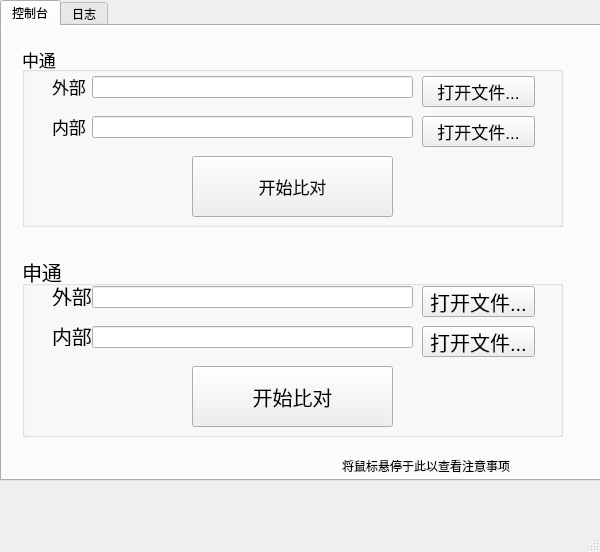
Old version of the form first.ui in the repository pangguangde/EBCS.
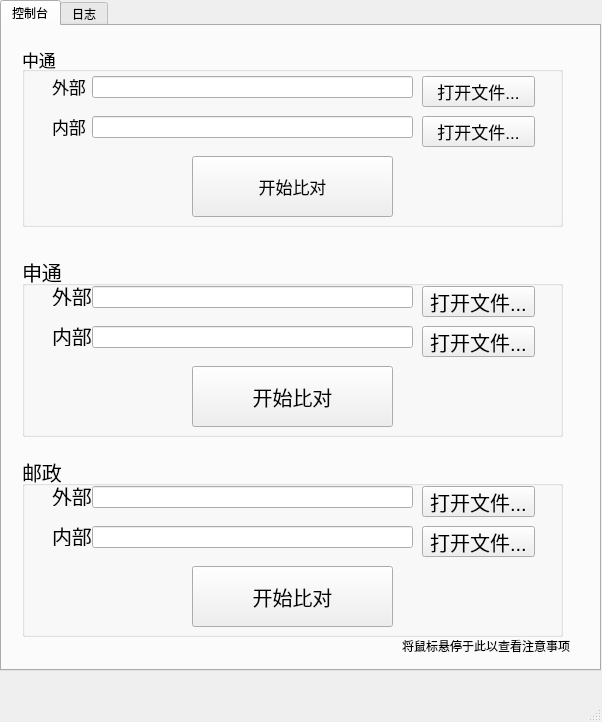
New version of the form.

Patch:
```diff
--- a/first.ui
+++ b/first.ui
@@ -6,8 +6,8 @@
    <rect>
     <x>0</x>
     <y>0</y>
-    <width>600</width>
-    <height>552</height>
+    <width>602</width>
+    <height>722</height>
    </rect>
   </property>
   <property name="sizePolicy">
@@ -29,7 +29,7 @@
       <x>0</x>
       <y>0</y>
       <width>601</width>
-      <height>481</height>
+      <height>671</height>
      </rect>
     </property>
     <property name="currentIndex">
@@ -259,8 +259,8 @@
      <widget class="QLabel" name="label_5">
       <property name="geometry">
        <rect>
-        <x>340</x>
-        <y>430</y>
+        <x>400</x>
+        <y>610</y>
         <width>181</width>
         <height>20</height>
        </rect>
@@ -269,6 +269,109 @@
        <string>将鼠标悬停于此以查看注意事项</string>
       </property>
      </widget>
+     <widget class="QGroupBox" name="groupBox_3">
+      <property name="geometry">
+       <rect>
+        <x>20</x>
+        <y>430</y>
+        <width>541</width>
+        <height>181</height>
+       </rect>
+      </property>
+      <property name="font">
+       <font>
+        <pointsize>15</pointsize>
+       </font>
+      </property>
+      <property name="title">
+       <string>邮政</string>
+      </property>
+      <widget class="QLineEdit" name="youzhengFileText">
+       <property name="geometry">
+        <rect>
+         <x>70</x>
+         <y>30</y>
+         <width>321</width>
+         <height>22</height>
+        </rect>
+       </property>
+      </widget>
+      <widget class="QPushButton" name="youzhengFileButton">
+       <property name="geometry">
+        <rect>
+         <x>400</x>
+         <y>30</y>
+         <width>113</width>
+         <height>31</height>
+        </rect>
+       </property>
+       <property name="text">
+        <string>打开文件...</string>
+       </property>
+      </widget>
+      <widget class="QPushButton" name="companyFileButton_2">
+       <property name="geometry">
+        <rect>
+         <x>400</x>
+         <y>70</y>
+         <width>113</width>
+         <height>31</height>
+        </rect>
+       </property>
+       <property name="text">
+        <string>打开文件...</string>
+       </property>
+      </widget>
+      <widget class="QLineEdit" name="companyFileText_2">
+       <property name="geometry">
+        <rect>
+         <x>70</x>
+         <y>70</y>
+         <width>321</width>
+         <height>22</height>
+        </rect>
+       </property>
+      </widget>
+      <widget class="QPushButton" name="youzhengCheckButton">
+       <property name="geometry">
+        <rect>
+         <x>170</x>
+         <y>110</y>
+         <width>201</width>
+         <height>61</height>
+        </rect>
+       </property>
+       <property name="text">
+        <string>开始比对</string>
+       </property>
+      </widget>
+      <widget class="QLabel" name="label_6">
+       <property name="geometry">
+        <rect>
+         <x>30</x>
+         <y>30</y>
+         <width>41</width>
+         <height>20</height>
+        </rect>
+       </property>
+       <property name="text">
+        <string>外部：</string>
+       </property>
+      </widget>
+      <widget class="QLabel" name="label_7">
+       <property name="geometry">
+        <rect>
+         <x>30</x>
+         <y>70</y>
+         <width>41</width>
+         <height>20</height>
+        </rect>
+       </property>
+       <property name="text">
+        <string>内部：</string>
+       </property>
+      </widget>
+     </widget>
     </widget>
     <widget class="QWidget" name="tab_2">
      <attribute name="title">
```
Left out of the diff: 2 changed lines with no effect on the pictures.
